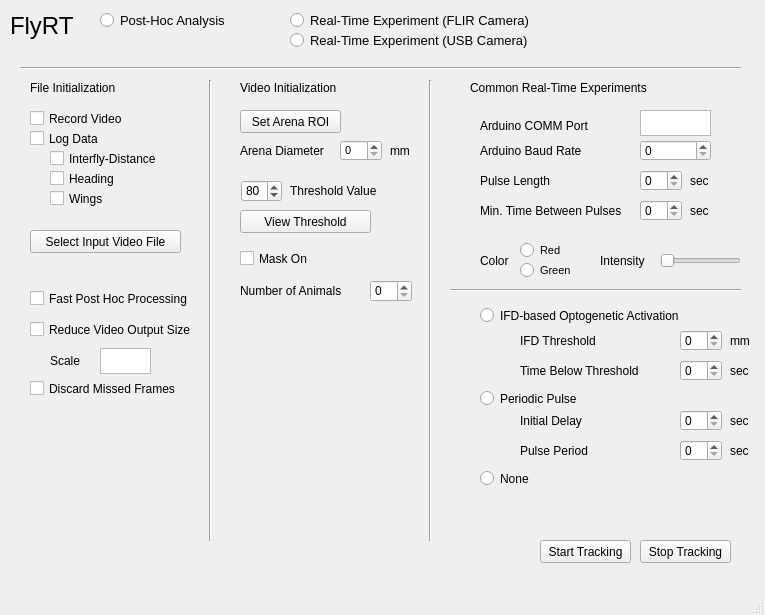
flybrains/FlyRT, file FlyRT/FlyRT.ui: the form before one commit.
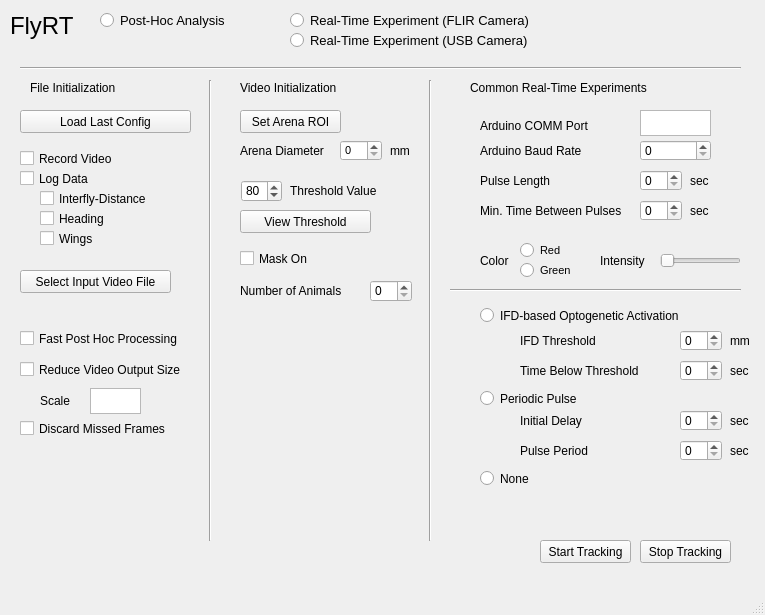
The form after the commit.

What changed in the file:
```diff
--- a/FlyRT/FlyRT.ui
+++ b/FlyRT/FlyRT.ui
@@ -209,8 +209,8 @@
    <widget class="QPushButton" name="InputVidPB">
     <property name="geometry">
      <rect>
-      <x>30</x>
-      <y>230</y>
+      <x>20</x>
+      <y>270</y>
       <width>151</width>
       <height>23</height>
      </rect>
@@ -247,8 +247,8 @@
    <widget class="QCheckBox" name="RecordCheck">
     <property name="geometry">
      <rect>
-      <x>30</x>
-      <y>110</y>
+      <x>20</x>
+      <y>150</y>
       <width>101</width>
       <height>17</height>
      </rect>
@@ -266,8 +266,8 @@
    <widget class="QCheckBox" name="LogCheck">
     <property name="geometry">
      <rect>
-      <x>30</x>
-      <y>130</y>
+      <x>20</x>
+      <y>170</y>
       <width>101</width>
       <height>17</height>
      </rect>
@@ -285,8 +285,8 @@
    <widget class="QCheckBox" name="HeadingCheck">
     <property name="geometry">
      <rect>
-      <x>50</x>
-      <y>170</y>
+      <x>40</x>
+      <y>210</y>
       <width>101</width>
       <height>17</height>
      </rect>
@@ -304,8 +304,8 @@
    <widget class="QCheckBox" name="IFDCheck">
     <property name="geometry">
      <rect>
-      <x>50</x>
-      <y>150</y>
+      <x>40</x>
+      <y>190</y>
       <width>161</width>
       <height>17</height>
      </rect>
@@ -323,8 +323,8 @@
    <widget class="QCheckBox" name="WingsCheck">
     <property name="geometry">
      <rect>
-      <x>50</x>
-      <y>190</y>
+      <x>40</x>
+      <y>230</y>
       <width>101</width>
       <height>17</height>
      </rect>
@@ -646,8 +646,8 @@
    <widget class="QCheckBox" name="DiscardFramesCheck">
     <property name="geometry">
      <rect>
-      <x>30</x>
-      <y>380</y>
+      <x>20</x>
+      <y>420</y>
       <width>181</width>
       <height>17</height>
      </rect>
@@ -665,8 +665,8 @@
    <widget class="QCheckBox" name="VidScaleCheck">
     <property name="geometry">
      <rect>
-      <x>30</x>
-      <y>321</y>
+      <x>20</x>
+      <y>361</y>
       <width>171</width>
       <height>17</height>
      </rect>
@@ -684,8 +684,8 @@
    <widget class="QTextEdit" name="VidScaleTextEdit">
     <property name="geometry">
      <rect>
-      <x>100</x>
-      <y>348</y>
+      <x>90</x>
+      <y>388</y>
       <width>51</width>
       <height>26</height>
      </rect>
@@ -705,8 +705,8 @@
    <widget class="QLabel" name="label_3">
     <property name="geometry">
      <rect>
-      <x>50</x>
-      <y>350</y>
+      <x>40</x>
+      <y>390</y>
       <width>41</width>
       <height>21</height>
      </rect>
@@ -747,8 +747,8 @@
    <widget class="QLabel" name="InputVidPathLabel">
     <property name="geometry">
      <rect>
-      <x>30</x>
-      <y>260</y>
+      <x>20</x>
+      <y>300</y>
       <width>151</width>
       <height>16</height>
      </rect>
@@ -864,7 +864,7 @@
      <rect>
       <x>520</x>
       <y>360</y>
-      <width>130</width>
+      <width>121</width>
       <height>21</height>
      </rect>
     </property>
@@ -901,8 +901,8 @@
    <widget class="QCheckBox" name="multiCheck">
     <property name="geometry">
      <rect>
-      <x>30</x>
-      <y>290</y>
+      <x>20</x>
+      <y>330</y>
       <width>201</width>
       <height>17</height>
      </rect>
@@ -1099,6 +1099,19 @@
      <string>sec</string>
     </property>
    </widget>
+   <widget class="QPushButton" name="LoadConfigButton">
+    <property name="geometry">
+     <rect>
+      <x>20</x>
+      <y>110</y>
+      <width>171</width>
+      <height>23</height>
+     </rect>
+    </property>
+    <property name="text">
+     <string>Load Last Config</string>
+    </property>
+   </widget>
   </widget>
   <widget class="QMenuBar" name="menubar">
    <property name="geometry">
```
